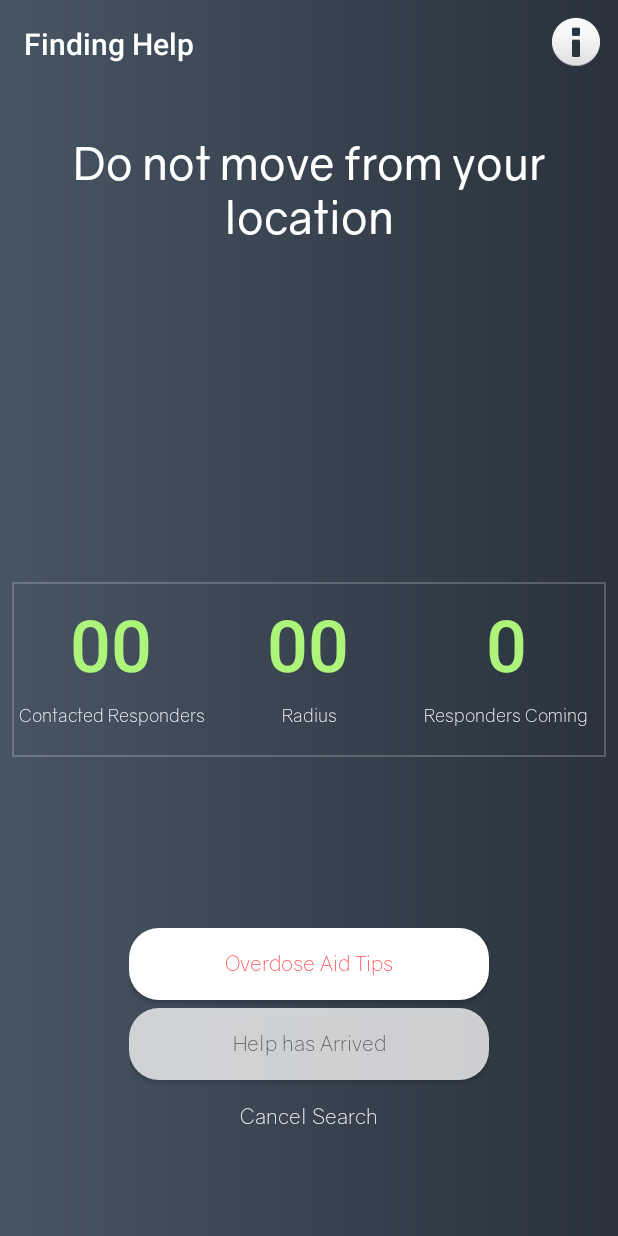
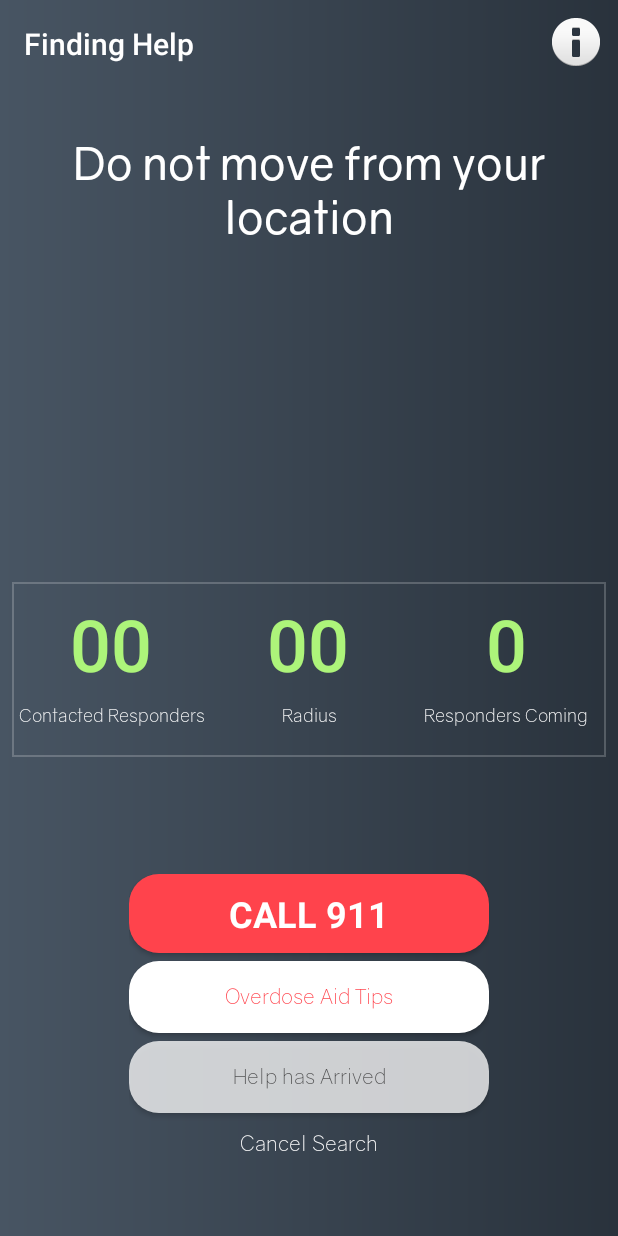
Before and after one commit to Antidose/Android, an Android app: the HelpActivity screen opened directly, with no data from a screen before it, on a phone screen of 412 x 824 dp. Run offline under Robolectric (Android 15) with nearby library versions, the phone set to English and light mode, and no system bars; our stand-ins replace Timber; libraries missing offline, so code that uses them is left out: org.java_websocket.client, org.java_websocket.handshake; 2 statements that could not run were skipped.

Commit message:
Added call 911 button

```diff
--- a/app/src/main/java/antidose/antidose/RestInterface.java
+++ b/app/src/main/java/antidose/antidose/RestInterface.java
@@ -223,7 +223,7 @@ public class RestInterface extends AppCompatActivity{
         @POST("deleteAccount")
         Call<ResponseBody> deleteAccount(@Body ApiToken token);
 
-        @POST("alert")
+        @POST("startIncident")
         Call<ResponseBody> sendHelp(@Body Alert alert);
 
         @POST("stopIncident")
--- a/app/src/main/res/layout/activity_help.xml
+++ b/app/src/main/res/layout/activity_help.xml
@@ -6,7 +6,6 @@
     android:layout_height="match_parent"
     android:background="@drawable/repeatbackground"
     tools:context="antidose.antidose.HelpActivity">
-
 
 
     <android.support.v7.widget.Toolbar
@@ -39,7 +38,7 @@
 
     <LinearLayout
         android:layout_width="240dp"
-        android:layout_height="150dp"
+        android:layout_height="200dp"
         android:layout_marginBottom="16dp"
         android:layout_marginEnd="9dp"
         android:layout_marginLeft="9dp"
@@ -52,6 +51,25 @@
         android:layout_marginTop="8dp"
         app:layout_constraintTop_toBottomOf="@+id/gridLayout"
         app:layout_constraintVertical_bias="0.731">
+
+        <Button
+            android:id="@+id/buttonDialEMS"
+            android:layout_width="match_parent"
+            android:layout_height="wrap_content"
+            android:layout_column="1"
+            android:layout_marginBottom="5dp"
+            android:background="@drawable/roundedbutton"
+            android:backgroundTint="@color/colorPrimary"
+            android:elevation="24dp"
+            android:padding="10dp"
+            android:tag="false"
+            android:text="CALL 911"
+            android:textAppearance="@style/TextAppearance.AppCompat"
+            android:textColor="@color/white"
+            android:textSize="24sp"
+            android:textStyle="bold"
+            tools:layout_editor_absoluteX="8dp"
+            tools:layout_editor_absoluteY="276dp" />
 
         <Button
             android:id="@+id/buttonTips"
```
Also changed, not shown: app/src/main/java/antidose/antidose/HelpActivity.java (+62 -0 lines).
